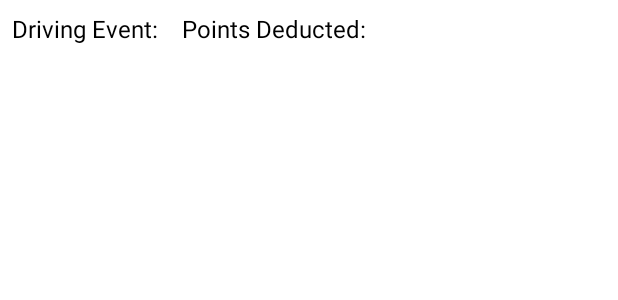
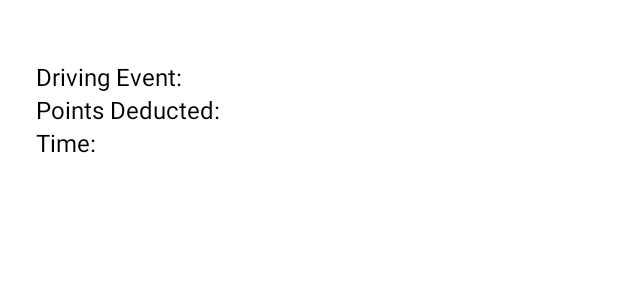
Before and after one commit to Th3-Hero/DriveGuard-Server, an Android app: the layout driving_event_item.xml on its own in the app's theme, with its tools: preview values and no code run, on a phone screen of 412 x 824 dp. Shown: the top 300 px of the screen. Run offline under Robolectric (Android 15) with nearby library versions, the phone set to English and light mode, and no system bars.

Commit message:
Driving event view recycler working. Deductions displaying properly.

```diff
--- a/app/src/main/java/com/example/driveguard/objects/DrivingEvent.java
+++ b/app/src/main/java/com/example/driveguard/objects/DrivingEvent.java
@@ -1,5 +1,8 @@
 package com.example.driveguard.objects;
 
+import lombok.Getter;
+
+@Getter
 public class DrivingEvent {
     private String eventTime;
     private ServerLocation location;
--- a/app/src/main/res/layout/driving_event_item.xml
+++ b/app/src/main/res/layout/driving_event_item.xml
@@ -2,8 +2,14 @@
 <LinearLayout xmlns:android="http://schemas.android.com/apk/res/android"
     android:layout_width="match_parent"
     android:layout_height="wrap_content"
-    android:orientation="horizontal"
-    android:padding="8dp">
+    xmlns:app="http://schemas.android.com/apk/res-auto"
+    android:padding="8dp"
+    android:layout_marginHorizontal="16dp"
+    android:layout_marginTop="32dp"
+    android:orientation="vertical"
+    app:layout_constraintEnd_toEndOf="parent"
+    app:layout_constraintHorizontal_bias="0.0"
+    app:layout_constraintStart_toStartOf="parent">
 
     <TextView
         android:id="@+id/eventTypeTextView"
@@ -14,10 +20,18 @@
         android:text="Driving Event: "/>
 
     <TextView
+        android:id="@+id/eventPointTextView"
+        android:layout_width="wrap_content"
+        android:layout_height="wrap_content"
+        android:text="Points Deducted: "
+        android:textColor="@color/black"
+        android:textSize="16sp" />
+
+    <TextView
         android:id="@+id/eventTimeTextView"
         android:layout_width="wrap_content"
         android:layout_height="wrap_content"
-        android:text="   Points Deducted: "
+        android:text="Time: "
         android:textSize="16sp"
         android:textColor="@color/black"/>
 
```
Also changed, not shown: app/src/main/java/com/example/driveguard/activities/ScoreScreen.java (+10 -14 lines), app/src/main/java/com/example/driveguard/activities/TripScreen.java (+11 -5 lines), app/src/main/java/com/example/driveguard/objects/DrivingEventsAdapter.java (+104 -17 lines), app/src/main/res/layout/empty_deduction_item.xml (added, +10 -0 lines).
